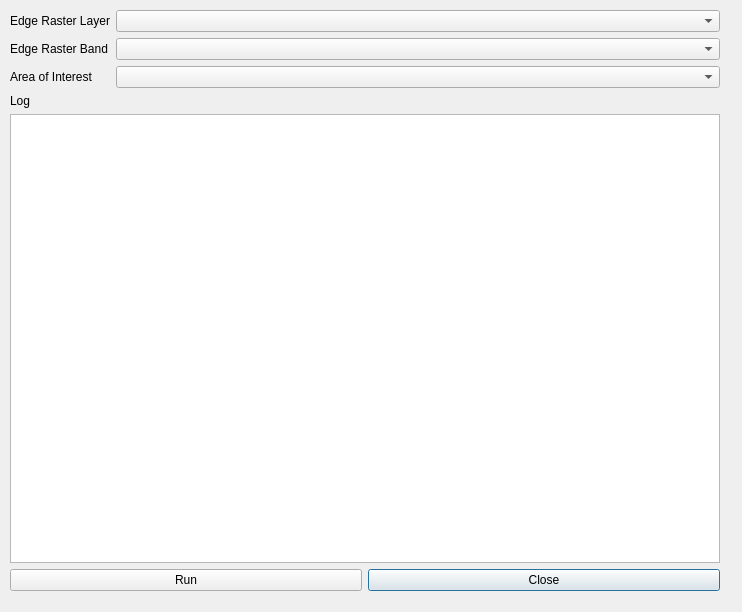
JorgeGIlG/MTF_Estimator, file qgis_plugin/mtf_estimator/mtf_estimator_dialog_base.ui: the form before one commit.
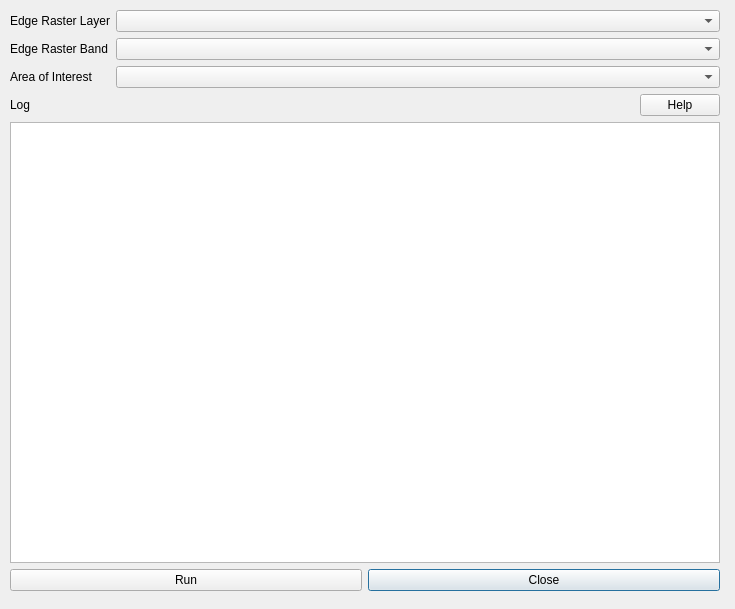
The form after the commit. Custom widgets are drawn as their Qt base class.

Patch:
```diff
--- a/qgis_plugin/mtf_estimator/mtf_estimator_dialog_base.ui
+++ b/qgis_plugin/mtf_estimator/mtf_estimator_dialog_base.ui
@@ -6,8 +6,8 @@
    <rect>
     <x>0</x>
     <y>0</y>
-    <width>742</width>
-    <height>612</height>
+    <width>735</width>
+    <height>609</height>
    </rect>
   </property>
   <property name="sizePolicy">
@@ -73,13 +73,6 @@
         </property>
        </widget>
       </item>
-      <item row="1" column="1">
-       <widget class="QgsMapLayerComboBox" name="mMapVectorLayerComboBox">
-        <property name="locale">
-         <locale language="English" country="UnitedStates"/>
-        </property>
-       </widget>
-      </item>
       <item row="2" column="0">
        <widget class="QLabel" name="vectorLabel">
         <property name="locale">
@@ -91,6 +84,13 @@
        </widget>
       </item>
       <item row="2" column="1">
+       <widget class="QgsMapLayerComboBox" name="mMapVectorLayerComboBox">
+        <property name="locale">
+         <locale language="English" country="UnitedStates"/>
+        </property>
+       </widget>
+      </item>
+      <item row="1" column="1">
        <widget class="QgsRasterBandComboBox" name="mRasterBandComboBox">
         <property name="locale">
          <locale language="English" country="UnitedStates"/>
@@ -101,17 +101,23 @@
     </item>
     <item>
      <layout class="QGridLayout" name="gridLayout_2">
-      <item row="0" column="0">
-       <widget class="QLabel" name="label">
+      <item row="2" column="0">
+       <widget class="QPlainTextEdit" name="plainTextEdit">
+        <property name="minimumSize">
+         <size>
+          <width>631</width>
+          <height>0</height>
+         </size>
+        </property>
         <property name="locale">
          <locale language="English" country="UnitedStates"/>
         </property>
-        <property name="text">
-         <string>Log</string>
+        <property name="readOnly">
+         <bool>true</bool>
         </property>
        </widget>
       </item>
-      <item row="2" column="0">
+      <item row="3" column="0">
        <layout class="QGridLayout" name="gridLayout">
         <item row="1" column="1">
          <widget class="QPushButton" name="closeButton">
@@ -142,20 +148,38 @@
        </layout>
       </item>
       <item row="1" column="0">
-       <widget class="QPlainTextEdit" name="plainTextEdit">
-        <property name="minimumSize">
-         <size>
-          <width>631</width>
-          <height>0</height>
-         </size>
-        </property>
-        <property name="locale">
-         <locale language="English" country="UnitedStates"/>
-        </property>
-        <property name="readOnly">
-         <bool>true</bool>
-        </property>
-       </widget>
+       <layout class="QGridLayout" name="gridLayout_4">
+        <item row="0" column="2">
+         <widget class="QPushButton" name="helpButton">
+          <property name="text">
+           <string>Help</string>
+          </property>
+         </widget>
+        </item>
+        <item row="0" column="0">
+         <widget class="QLabel" name="label">
+          <property name="locale">
+           <locale language="English" country="UnitedStates"/>
+          </property>
+          <property name="text">
+           <string>Log</string>
+          </property>
+         </widget>
+        </item>
+        <item row="0" column="1">
+         <spacer name="horizontalSpacer">
+          <property name="orientation">
+           <enum>Qt::Horizontal</enum>
+          </property>
+          <property name="sizeHint" stdset="0">
+           <size>
+            <width>40</width>
+            <height>20</height>
+           </size>
+          </property>
+         </spacer>
+        </item>
+       </layout>
       </item>
      </layout>
     </item>
```
